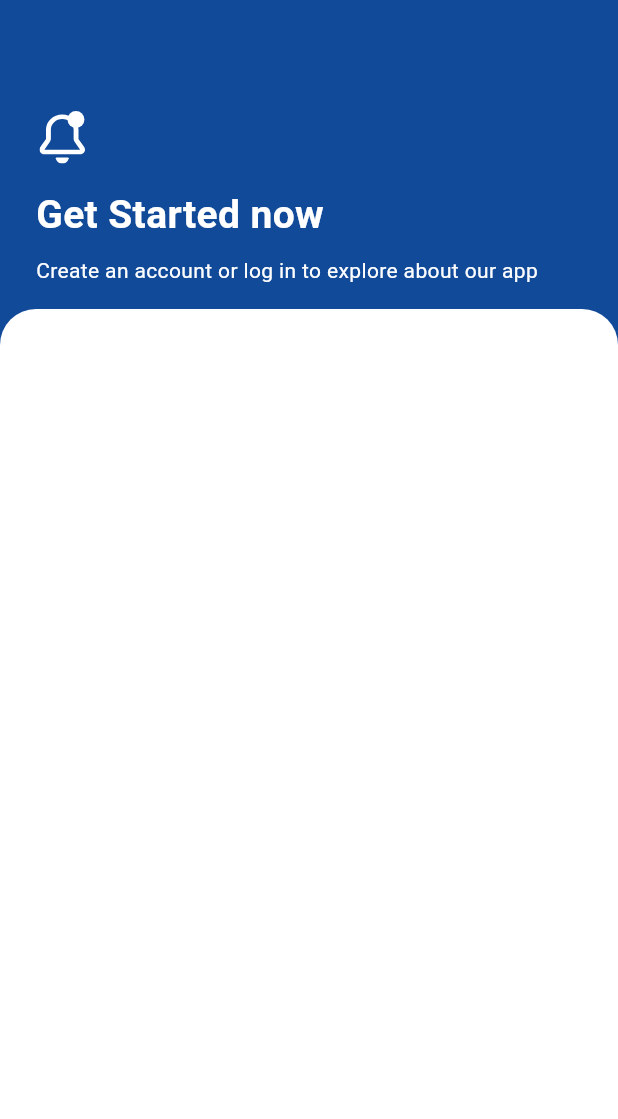
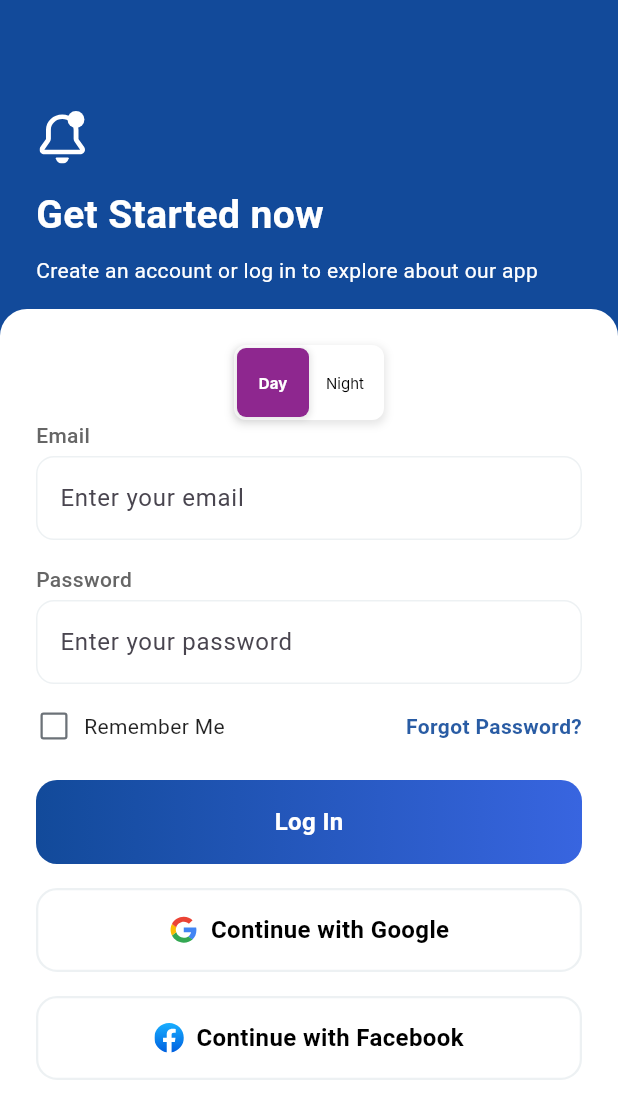
Before and after one commit to thesoumisamanta/service_app_ui, a Flutter app: the LoginScreen screen opened by its route, on a phone screen of 412 x 824 dp. Shown: the top 1119 px of the screen. Run offline on Flutter 3.47's test engine with Material 3 defaults, Android fonts, the phone set to English and light mode, and no system bars; our stand-ins replace flutter_svg; Roboto replaces fonts that are missing (Inter, SFProRounded).

Commit message:
feat: Implement login screen with custom components and add Facebook and Google icons

```diff
--- a/lib/core/constants/app_colors.dart
+++ b/lib/core/constants/app_colors.dart
@@ -4,6 +4,8 @@ class AppColors {
   static const Color primaryBlue = Color(0xFF124A9A);
   static const Color primaryPurple = Color(0xFF3865E0);
   static const Color white = Color(0xFFFFFFFF);
+  static const Color darkGrey = Color(0xFF6C7278);
+  static const Color grey = Color(0xFFEDF1F3);
 
   static LinearGradient splashOverlayGradient = LinearGradient(
     begin: Alignment.topCenter,
--- a/lib/features/presentation/auth/login_screen.dart
+++ b/lib/features/presentation/auth/login_screen.dart
@@ -1,13 +1,25 @@
 import 'package:flutter/material.dart';
 import 'package:flutter_svg/svg.dart';
 import 'package:service_app_ui/core/constants/app_colors.dart';
+import 'package:service_app_ui/core/helpers/white_status_bar.dart';
+import 'package:service_app_ui/features/widgets/animated_toggle_button.dart';
+import 'package:service_app_ui/features/widgets/custom_button.dart';
+import 'package:service_app_ui/features/widgets/custom_check_box.dart';
+import 'package:service_app_ui/features/widgets/custom_text_field.dart';
 
-class LoginScreen extends StatelessWidget {
+class LoginScreen extends StatefulWidget {
   const LoginScreen({super.key});
 
   @override
+  State<LoginScreen> createState() => _LoginScreenState();
+}
+
+class _LoginScreenState extends State<LoginScreen> {
+  bool isChecked = false;
+  @override
   Widget build(BuildContext context) {
-    return Scaffold(
+    return WhiteStatusBar(
+      child: Scaffold(
         body: Stack(
           children: [
             Positioned(
@@ -65,19 +77,120 @@ class LoginScreen extends StatelessWidget {
                 decoration: const BoxDecoration(
                   color: AppColors.white,
                   borderRadius: BorderRadius.only(
-                  topLeft: Radius.circular(24),
-                  topRight: Radius.circular(24),
+                    topLeft: Radius.circular(18),
+                    topRight: Radius.circular(18),
                   ),
                 ),
                 padding: const EdgeInsets.all(24),
-              child: SingleChildScrollView(child: Column(children: [
-
-                  ],
-                )),
+                child: SingleChildScrollView(
+                  child: Column(
+                    children: [
+                      AnimatedToggleButton(
+                        values: ['Day', 'Night'],
+                        // initialIndex: _selectedIndex,
+                        onToggle: (value) {
+                          // setState(() {
+                          //   _selectedIndex = value;
+                          // });
+                          // ignore: avoid_print
+                          print('Toggled to: $value');
+                        },
+                      ),
+                      CustomTextField(
+                        label: 'Email',
+                        hint: 'Enter your email',
+                        type: TextFieldType.name,
+                        validator: (value) {
+                          if (value == null || value.isEmpty) {
+                            return 'Please enter your email';
+                          }
+                          if (!RegExp(
+                            r'^[\w-\.]+@([\w-]+\.)+[\w-]{2,4}$',
+                          ).hasMatch(value)) {
+                            return 'Please enter a valid email';
+                          }
+                          return null;
+                        },
+                      ),
+                      const SizedBox(height: 16),
+                      CustomTextField(
+                        label: 'Password',
+                        hint: 'Enter your password',
+                        type: TextFieldType.password,
+                        validator: (value) {
+                          if (value == null || value.isEmpty) {
+                            return 'Please enter your password';
+                          }
+                          if (value.length < 6) {
+                            return 'Password must be at least 6 characters';
+                          }
+                          return null;
+                        },
+                      ),
+                      const SizedBox(height: 16),
+                      Row(
+                        children: [
+                          CustomCheckbox(
+                            value: isChecked,
+                            onChanged: (newValue) {
+                              setState(() {
+                                isChecked = newValue;
+                              });
+                            },
+                            text: 'Remember Me',
+                          ),
+                          const Spacer(),
+                          Text(
+                            'Forgot Password?',
+                            style: TextStyle(
+                              color: AppColors.primaryBlue.withValues(
+                                alpha: 0.9,
+                              ),
+                              fontWeight: FontWeight.w600,
                             ),
                           ),
                         ],
                       ),
+                      const SizedBox(height: 24),
+                      CustomButton(
+                        text: 'Log In',
+                        onPressed: () {},
+                        gradient: const LinearGradient(
+                          colors: [
+                            AppColors.primaryBlue,
+                            AppColors.primaryPurple,
+                          ],
+                        ),
+                      ),
+
+                      const SizedBox(height: 16),
+                      CustomButton(
+                        text: 'Continue with Google',
+                        onPressed: () {},
+                        prefixIcon: SvgPicture.asset(
+                          'assets/icons/google.svg',
+                          width: 20,
+                          height: 20,
+                        ),
+                      ),
+                      const SizedBox(height: 16),
+                      CustomButton(
+                        text: 'Continue with Facebook',
+                        onPressed: () {},
+                        prefixIcon: SvgPicture.asset(
+                          'assets/icons/facebook.svg',
+                          width: 20,
+                          height: 20,
+                        ),
+                      ),
+                    ],
+                  ),
+                ),
+              ),
+            ),
+          ],
+        ),
+      ),
     );
   }
 }
--- /dev/null
+++ b/lib/features/widgets/animated_toggle_button.dart
@@ -0,0 +1,267 @@
+import 'package:flutter/material.dart';
+
+class AnimatedToggleButton extends StatefulWidget {
+  final List<String> values;
+  final ValueChanged<int> onToggle;
+  final Color backgroundColor;
+  final Color buttonColor;
+  final double height;
+  final double width;
+  final Duration animationDuration;
+  final Curve animationCurve;
+  final int initialIndex;
+  final EdgeInsetsGeometry padding;
+  final TextStyle? textStyle;
+  final TextStyle? selectedTextStyle;
+
+  /// Creates an animated toggle button with customizable options.
+  /// The button allows toggling between multiple options with smooth animations.
+  ///
+  /// Throws an assertion error if [values] has less than 2 items or if [icons]
+  /// is provided but does not match the length of [values].
+  const AnimatedToggleButton({
+    super.key,
+    required this.values,
+    required this.onToggle,
+    this.backgroundColor = const Color.fromRGBO(255, 255, 255, 1.0),
+    this.buttonColor = const Color.fromRGBO(142, 39, 143, 1.0),
+    this.height = 50.0,
+    this.width = 100.0,
+    this.animationDuration = const Duration(milliseconds: 200),
+    this.animationCurve = Curves.easeInOut,
+    this.initialIndex = 0,
+    this.padding = const EdgeInsets.all(2.0),
+    this.textStyle,
+    this.selectedTextStyle,
+  })  : assert(values.length >= 2, 'At least two values are required'),
+        assert(
+          initialIndex >= 0 && initialIndex < values.length,
+          'Initial position must be within the range of values list.',
+        );
+
+  @override
+  State<AnimatedToggleButton> createState() => _AnimatedToggleButtonState();
+}
+
+class _AnimatedToggleButtonState extends State<AnimatedToggleButton>
+    with TickerProviderStateMixin {
+  late int _currentIndex;
+  late Map<int, AnimationController> _animationControllers;
+
+  @override
+  void initState() {
+    super.initState();
+    _currentIndex = widget.initialIndex;
+    _animationControllers = {};
+  }
+
+  @override
+  void dispose() {
+    for (var controller in _animationControllers.values) {
+      controller.dispose();
+    }
+    super.dispose();
+  }
+
+  @override
+  Widget build(BuildContext context) {
+    return LayoutBuilder(
+      builder: (context, constraints) {
+        return Container(
+          width: widget.width,
+          height: widget.height,
+          padding: widget.padding,
+          decoration: BoxDecoration(
+            color: widget.backgroundColor,
+            borderRadius: BorderRadius.circular(8.0),
+            boxShadow:
+                [
+                  BoxShadow(
+                    color: Colors.black.withAlpha((0.1 * 255).toInt()),
+                    spreadRadius: 1,
+                    blurRadius: 4,
+                    offset: const Offset(0, 2),
+                  ),
+                ],
+          ),
+          child: Stack(
+            children: [
+              // Animated Selection Indicator
+              AnimatedAlign(
+                alignment: _getAlignment(),
+                duration: widget.animationDuration,
+                curve: widget.animationCurve,
+                child: Container(
+                  width: _getButtonWidth(),
+                  height: widget.height - widget.padding.vertical,
+                  decoration: BoxDecoration(
+                    color: widget.buttonColor,
+                    borderRadius: BorderRadius.circular(
+                      8.0 - widget.padding.horizontal / 2,
+                    ),
+                    boxShadow: [
+                      BoxShadow(
+                        color: Colors.black.withAlpha((0.1 * 255).toInt()),
+                        spreadRadius: 1,
+                        blurRadius: 3,
+                        offset: const Offset(0, 1),
+                      ),
+                    ],
+                  ),
+                ),
+              ),
+              // Toggle Button Options
+              Row(
+                children: List.generate(
+                  widget.values.length,
+                  (index) => Expanded(
+                    child: GestureDetector(
+                      onTap: () => _onToggle(index),
+                      child: Container(
+                        color: Colors.transparent,
+                        child: Center(child: _buildOptionContent(index)),
+                      ),
+                    ),
+                  ),
+                ),
+              ),
+            ],
+          ),
+        );
+      },
+    );
+  }
+
+  Widget _buildOptionContent(int index) {
+    final isSelected = _currentIndex == index;
+
+    // Ensure we have an animation controller for this index
+    if (!_animationControllers.containsKey(index)) {
+      _animationControllers[index] = AnimationController(
+        duration: widget.animationDuration,
+        vsync: this,
+        value: isSelected ? 1.0 : 0.0,
+      );
+    }
+
+    // Get controller for this index
+    final controller = _animationControllers[index]!;
+
+    // Update animation target based on selection state
+    if (isSelected && controller.value < 1.0) {
+      controller.animateTo(1.0, curve: widget.animationCurve);
+    } else if (!isSelected && controller.value > 0.0) {
+      controller.animateTo(0.0, curve: widget.animationCurve);
+    }
+
+    // The content to display
+    final String content = widget.values[index];
+
+    // Get base styles
+    final TextStyle normalStyle = widget.textStyle ??
+        const TextStyle(
+            fontSize: 10,
+            fontWeight: FontWeight.w400,
+            fontFamily: 'Inter',
+            color: Color.fromRGBO(0, 0, 0, 1.0));
+    final TextStyle selectedStyle = widget.selectedTextStyle ??
+        const TextStyle(
+            fontSize: 10,
+            fontWeight: FontWeight.w700,
+            fontFamily: 'Inter',
+            color: Color.fromRGBO(255, 255, 255, 1));
+
+    // Use AnimatedBuilder for smooth transitions of all style properties
+    return AnimatedBuilder(
+      animation: controller,
+      builder: (context, child) {
+        // Interpolate font weight (can't directly lerp FontWeight)
+        final int normalWeightIndex =
+            normalStyle.fontWeight?.index ?? 3; // w400 = normal
+        final int selectedWeightIndex =
+            selectedStyle.fontWeight?.index ?? 6; // w700 = bold
+        final int weightIndex = (normalWeightIndex +
+                ((selectedWeightIndex - normalWeightIndex) * controller.value)
+                    .round())
+            .clamp(0, FontWeight.values.length - 1);
+        final FontWeight fontWeight = FontWeight.values[weightIndex];
+
+        // Interpolate font size
+        final double normalSize = normalStyle.fontSize ?? 14.0;
+        final double selectedSize = selectedStyle.fontSize ?? 14.0;
+        final double fontSize =
+            normalSize + (selectedSize - normalSize) * controller.value;
+
+        // Interpolate color
+        final Color color = Color.lerp(
+          normalStyle.color,
+          selectedStyle.color,
+          controller.value,
+        )!;
+
+        // Interpolate letter spacing if defined
+        final double normalSpacing = normalStyle.letterSpacing ?? 0.0;
+        final double selectedSpacing = selectedStyle.letterSpacing ?? 0.0;
+        final double letterSpacing = normalSpacing +
+            (selectedSpacing - normalSpacing) * controller.value;
+
+        // Create interpolated text style with all animated properties
+        final TextStyle interpolatedStyle = TextStyle(
+          fontSize: fontSize,
+          fontWeight: fontWeight,
+          color: color,
+          letterSpacing: letterSpacing,
+          fontFamily: selectedStyle.fontFamily ?? normalStyle.fontFamily,
+          fontStyle: controller.value > 0.5
+              ? selectedStyle.fontStyle
+              : normalStyle.fontStyle,
+        );
+
+        return _buildContent(content, null, interpolatedStyle);
+      },
+    );
+  }
+
+  // Helper method to build content with or without icon
+  Widget _buildContent(String content, IconData? iconData, TextStyle style) {
+    if (iconData != null) {
+      return Row(
+        mainAxisAlignment: MainAxisAlignment.center,
+        children: [
+          Icon(iconData, color: style.color, size: 20),
+          const SizedBox(width: 5),
+          Text(content, style: style),
+        ],
+      );
+    }
+
+    return Text(content, style: style);
+  }
+
+  Alignment _getAlignment() {
+    final count = widget.values.length;
+    final step = 2 / (count - 1);
+
+    // For 2 items: -1 and 1
+    // For 3 items: -1, 0, 1
+    // For 4 items: -1, -0.33, 0.33, 1
+    // And so on...
+
+    double x = -1 + (_currentIndex * step);
+    return Alignment(x, 0);
+  }
+
+  double _getButtonWidth() {
+    // Width of a single button accounting for padding
+    return (widget.width / widget.values.length) -
+        widget.padding.horizontal / 2;
+  }
+
+  void _onToggle(int index) {
+
+    setState(() {
+      _currentIndex = index;
+    });
+    widget.onToggle(index);
+  }
+}
--- /dev/null
+++ b/lib/features/widgets/custom_button.dart
@@ -0,0 +1,81 @@
+import 'package:flutter/material.dart';
+import 'package:service_app_ui/core/constants/app_colors.dart';
+
+class CustomButton extends StatelessWidget {
+  final String text;
+  final VoidCallback? onPressed;
+  final Gradient? gradient;
+  final bool isLoading;
+  final double height;
+  final double borderRadius;
+  final double? width;
+  final Widget? prefixIcon;
+
+  const CustomButton({
+    super.key,
+    required this.text,
+    this.onPressed,
+    this.gradient,
+    this.isLoading = false,
+    this.height = 56,
+    this.borderRadius = 14,
+    this.width,
+    this.prefixIcon,
+  });
+
+  @override
+  Widget build(BuildContext context) {
+    final bool isDisabled = onPressed == null || isLoading;
+    final bool hasGradient = gradient != null;
+
+    return SizedBox(
+      height: height,
+      width: width ?? double.infinity,
+      child: Container(
+        decoration: BoxDecoration(
+          gradient: hasGradient && !isDisabled ? gradient : null,
+          borderRadius: BorderRadius.circular(borderRadius),
+          border: hasGradient
+              ? null
+              : Border.all(color: AppColors.grey, width: 1.5),
+        ),
+        child: Material(
+          color: Colors.transparent,
+          child: InkWell(
+            onTap: isDisabled ? null : onPressed,
+            borderRadius: BorderRadius.circular(borderRadius),
+            child: Center(
+              child: isLoading
+                  ? const SizedBox(
+                      width: 20,
+                      height: 20,
+                      child: CircularProgressIndicator(strokeWidth: 2),
+                    )
+                  : Row(
+                      mainAxisSize: MainAxisSize.min,
+                      children: [
+                        if (prefixIcon != null) ...[
+                          prefixIcon!,
+                          const SizedBox(width: 8),
+                        ],
+                        Text(
+                          text,
+                          style: TextStyle(
+                            fontSize: 16,
+                            fontWeight: FontWeight.w600,
+                            color: hasGradient
+                                ? Colors.white
+                                : (isDisabled
+                                      ? Colors.grey.shade400
+                                      : Colors.black),
+                          ),
+                        ),
+                      ],
+                    ),
+            ),
+          ),
+        ),
+      ),
+    );
+  }
+}
--- /dev/null
+++ b/lib/features/widgets/custom_check_box.dart
@@ -0,0 +1,55 @@
+import 'package:flutter/material.dart';
+import 'package:service_app_ui/core/constants/app_colors.dart';
+
+class CustomCheckbox extends StatelessWidget {
+  final bool value;
+  final ValueChanged<bool> onChanged;
+  final String text;
+  final Color? checkboxColor;
+  final Color? textColor;
+  final double? fontSize;
+
+  const CustomCheckbox({
+    super.key,
+    required this.value,
+    required this.onChanged,
+    required this.text,
+    this.checkboxColor,
+    this.textColor,
+    this.fontSize,
+  });
+
+  @override
+  Widget build(BuildContext context) {
+    return InkWell(
+      onTap: () => onChanged(!value),
+      child: Row(
+        mainAxisSize: MainAxisSize.min,
+        children: [
+          SizedBox(
+            width: 24,
+            height: 24,
+            child: Checkbox(
+              value: value,
+              onChanged: (newValue) => onChanged(newValue ?? false),
+              activeColor: checkboxColor ?? AppColors.primaryBlue,
+              checkColor: AppColors.white,
+              side: const BorderSide(
+                color: AppColors.darkGrey,
+                width: 1.5,
+              ),
+            ),
+          ),
+          const SizedBox(width: 8),
+          Text(
+            text,
+            style: TextStyle(
+              color: textColor ?? Colors.black87,
+              fontSize: fontSize ?? 14,
+            ),
+          ),
+        ],
+      ),
+    );
+  }
+}
--- /dev/null
+++ b/lib/features/widgets/custom_text_field.dart
@@ -0,0 +1,121 @@
+import 'package:flutter/material.dart';
+import 'package:flutter/services.dart';
+import 'package:service_app_ui/core/constants/app_colors.dart';
+
+enum TextFieldType { text, name, email, password, phone }
+
+class CustomTextField extends StatefulWidget {
+  final String? label;
+  final String? hint;
+  final TextFieldType type;
+  final TextEditingController? controller;
+  final String? Function(String?)? validator;
+  final void Function(String)? onChanged;
+  final bool enabled;
+  final Widget? prefixIcon;
+  final int? maxLength;
+  final int maxLines;
+
+  const CustomTextField({
+    super.key,
+    this.label,
+    this.hint,
+    this.type = TextFieldType.text,
+    this.controller,
+    this.validator,
+    this.onChanged,
+    this.enabled = true,
+    this.prefixIcon,
+    this.maxLength,
+    this.maxLines = 1,
+  });
+
+  @override
+  State<CustomTextField> createState() => _CustomTextFieldState();
+}
+
+class _CustomTextFieldState extends State<CustomTextField> {
+  final bool _obscureText = true;
+
+  TextInputType get _keyboardType {
+    switch (widget.type) {
+      case TextFieldType.email:
+        return TextInputType.emailAddress;
+      case TextFieldType.phone:
+        return TextInputType.phone;
+      case TextFieldType.name:
+        return TextInputType.name;
+      default:
+        return TextInputType.text;
+    }
+  }
+
+  List<TextInputFormatter> get _inputFormatters {
+    switch (widget.type) {
+      case TextFieldType.phone:
+        return [
+          FilteringTextInputFormatter.digitsOnly,
+          LengthLimitingTextInputFormatter(10),
+        ];
+      case TextFieldType.name:
+        return [FilteringTextInputFormatter.allow(RegExp(r'[a-zA-Z\s]'))];
+      default:
+        return [];
+    }
+  }
+
+  TextCapitalization get _textCapitalization {
+    if (widget.type == TextFieldType.name) {
+      return TextCapitalization.words;
+    }
+    return TextCapitalization.none;
+  }
+
+  @override
+  Widget build(BuildContext context) {
+    return Column(
+      crossAxisAlignment: CrossAxisAlignment.start,
+      children: [
+        if (widget.label != null)
+          Padding(
+            padding: const EdgeInsets.only(bottom: 4),
+            child: Text(
+              widget.label!,
+              style: const TextStyle(
+                fontSize: 14,
+                fontWeight: FontWeight.w500,
+                color: Color(0xFF666666),
+              ),
+            ),
+          ),
+        TextFormField(
+          // controller: widget.controller,
+          keyboardType: _keyboardType,
+          obscureText: widget.type == TextFieldType.password && _obscureText,
+          enabled: widget.enabled,
+          maxLength: widget.maxLength,
+          maxLines: widget.maxLines,
+          textCapitalization: _textCapitalization,
+          inputFormatters: _inputFormatters,
+          onChanged: widget.onChanged,
+          validator: widget.validator,
+          decoration: InputDecoration(
+            hintText: widget.hint,
+            border: OutlineInputBorder(borderRadius: BorderRadius.circular(12)),
+            enabledBorder: OutlineInputBorder(
+              borderRadius: BorderRadius.circular(12),
+              borderSide: BorderSide(color: AppColors.grey, width: 1),
+            ),
+            focusedBorder: OutlineInputBorder(
+              borderRadius: BorderRadius.circular(12),
+              borderSide: const BorderSide(
+                color: AppColors.primaryBlue,
+                width: 1,
+              ),
+            ),
+          ),
+        ),
+      ],
+    );
+  }
+}
```
Also changed, not shown: assets/icons/facebook.svg (added), assets/icons/google.svg (added). Lines whose indentation alone changed are shown as unchanged.
